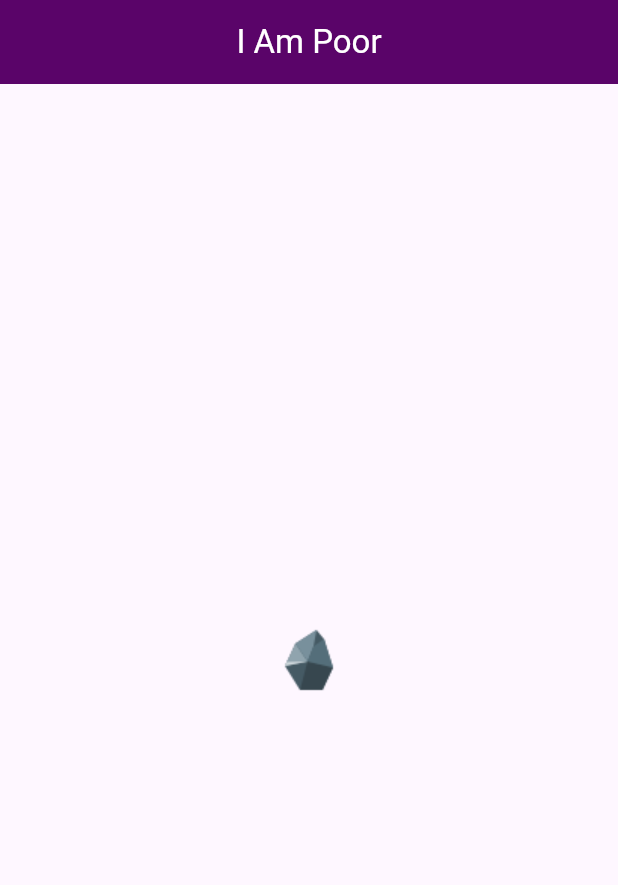
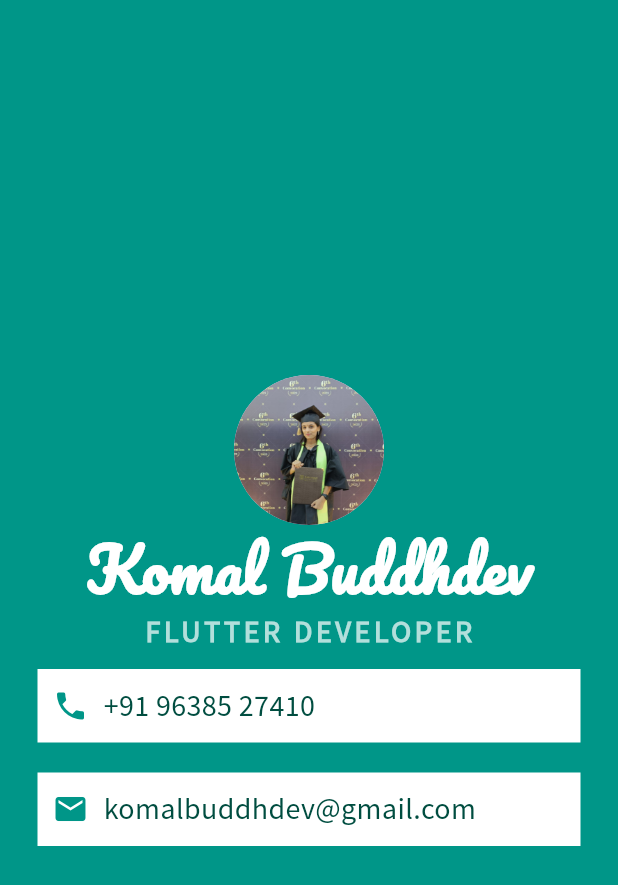
Before and after one commit to developerkomi5/practice_app, a Flutter app: the screen it shows after launch, on a phone screen of 412 x 824 dp. Shown: the top 885 px of the screen. Run offline on Flutter 3.47's test engine with Material 3 defaults, Android fonts, the light colour scheme and no system bars.

Commit message:
Compeleted Card App

```diff
--- /dev/null
+++ b/lib/3rdApp/business_card.dart
@@ -0,0 +1,82 @@
+import 'package:flutter/material.dart';
+import 'package:flutter/widgets.dart';
+
+class BusinessCard extends StatelessWidget {
+  const BusinessCard({super.key});
+
+  @override
+  Widget build(BuildContext context) {
+    return MaterialApp(
+      home: Scaffold(
+        backgroundColor: Colors.teal,
+        body: SafeArea(
+            child: Column(
+          mainAxisAlignment: MainAxisAlignment.center,
+          children: [
+            const CircleAvatar(
+              radius: 50.0,
+              backgroundImage: AssetImage('assets/images/me.jpeg'),
+            ),
+            const Text(
+              'Komal Buddhdev',
+              style: TextStyle(
+                  fontSize: 40.0,
+                  fontFamily: 'Pacifico',
+                  color: Colors.white,
+                  fontWeight: FontWeight.bold),
+            ),
+            const Text(
+              'FLUTTER DEVELOPER',
+              style: TextStyle(
+                  fontSize: 20.0,
+                  letterSpacing: 2.5,
+                  fontFamily: 'Source Sans Pro',
+                  color: Color(0xFFB2DFDB),
+                  fontWeight: FontWeight.bold),
+            ),
+            Container(
+              padding: const EdgeInsets.all(10.0),
+              color: Colors.white,
+              margin:
+                  const EdgeInsets.symmetric(vertical: 10.0, horizontal: 25.0),
+              child: const Row(
+                children: [
+                  Icon(Icons.phone, color: Colors.teal),
+                  SizedBox(width: 10.0),
+                  Text(
+                    '+91 96385 27410',
+                    style: TextStyle(
+                      color: Color(0xFF004D40),
+                      fontSize: 20.0,
+                      fontFamily: 'Source Sans Pro',
+                    ),
+                  )
+                ],
+              ),
+            ),
+            Container(
+              padding: const EdgeInsets.all(10.0),
+              color: Colors.white,
+              margin:
+                  const EdgeInsets.symmetric(vertical: 10.0, horizontal: 25.0),
+              child: const Row(
+                children: [
+                  Icon(Icons.email, color: Colors.teal),
+                  SizedBox(width: 10.0),
+                  Text(
+                    'komalbuddhdev@gmail.com',
+                    style: TextStyle(
+                      color: Color(0xFF004D40),
+                      fontSize: 20.0,
+                      fontFamily: 'Source Sans Pro',
+                    ),
+                  )
+                ],
+              ),
+            ),
+          ],
+        )),
+      ),
+    );
+  }
+}
--- a/lib/main.dart
+++ b/lib/main.dart
@@ -1,6 +1,7 @@
 import 'package:flutter/material.dart';
 //import 'package:practice_app/1stApp/basic_design.dart';
-import 'package:practice_app/2ndApp/basic_design.dart';
+//import 'package:practice_app/2ndApp/basic_design.dart';
+import 'package:practice_app/3rdApp/business_card.dart';
 
 void main() {
   runApp(const MyApp());
@@ -18,7 +19,7 @@ class MyApp extends StatelessWidget {
         colorScheme: ColorScheme.fromSeed(seedColor: Colors.deepPurple),
         useMaterial3: true,
       ),
-      home: IAmPoorApp(),
+      home: BusinessCard(),
     );
   }
 }
```
Also changed, not shown: pubspec.yaml (+7 -2 lines), assets/fonts/Pacifico-Regular.ttf (added), assets/fonts/source-sans-pro.regular.ttf (added), assets/images/crowncreation.png (added), assets/images/me.jpeg (added).
